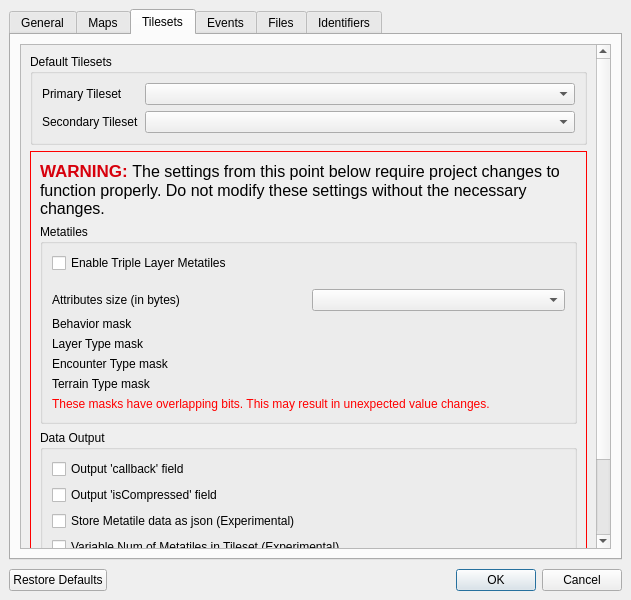
The window that forms/projectsettingseditor.ui (traeighsea/porymap) describes before a commit, drawn with Qt 5.
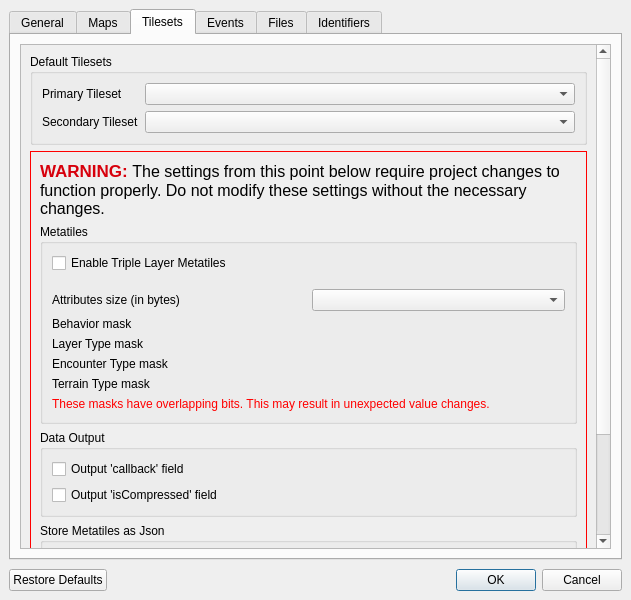
The same window after the commit. The open tabs and pages were chosen to show the change. Icons and pictures are not drawn. Custom widgets are drawn as their Qt base class.

Commit message: Hide metatile json related options if metatiles as json not enabled

```diff
--- a/forms/projectsettingseditor.ui
+++ b/forms/projectsettingseditor.ui
@@ -985,6 +985,15 @@
                     </property>
                    </widget>
                   </item>
+                 </layout>
+                </widget>
+               </item>
+               <item>
+                <widget class="QGroupBox" name="groupBox_TilesetMetatileJsonOptions">
+                 <property name="title">
+                  <string>Store Metatiles as Json</string>
+                 </property>
+                 <layout class="QVBoxLayout" name="verticalLayout_14">
                   <item>
                    <widget class="QCheckBox" name="checkBox_TilesetStoreMetatileDataAsJson">
                     <property name="toolTip">
```
The commit also changes 1 other file.
